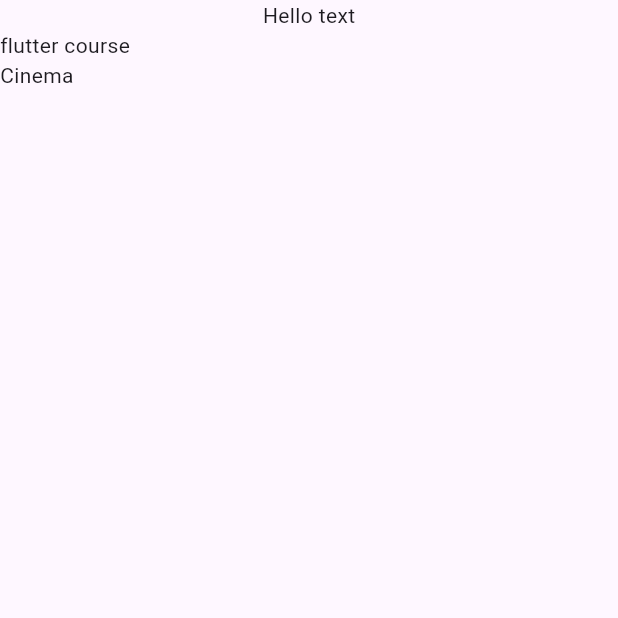
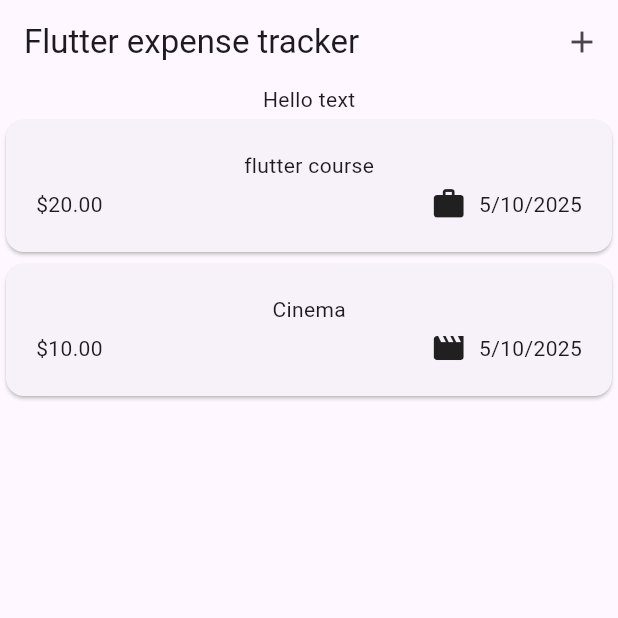
Before and after one commit to NizamUddin07/expense_dairy, a Flutter app: the screen it shows after launch, on a phone screen of 412 x 824 dp, the top half of it. Run offline on Flutter 3.47's test engine with Material 3 defaults, Android fonts, the phone set to English and light mode, and no system bars.

Commit message:
Appbar added with button

```diff
--- a/lib/expense.dart
+++ b/lib/expense.dart
@@ -1,9 +1,19 @@
-import 'package:flutter/cupertino.dart';
+import 'package:flutter/material.dart';
 import 'package:uuid/uuid.dart';
+import 'package:intl/intl.dart';
+
+final formatter = DateFormat.yMd();
 
 const uuid = Uuid();
 
 enum Category{food, travel, leisure, work}
+
+const Map<Category, IconData> categoryIcons = {
+  Category.food: Icons.lunch_dining,
+  Category.travel: Icons.flight,
+  Category.leisure: Icons.movie,
+  Category.work: Icons.work,
+};
 
 class Expense{
 Expense({
@@ -19,4 +29,8 @@ Expense({
   final DateTime date;
   final Category category;
 
+  String get formattedDate{
+    return formatter.format(date);
+  }
+
 }
--- /dev/null
+++ b/lib/expense_item.dart
@@ -0,0 +1,39 @@
+import 'package:expense_tracker/expense.dart';
+import 'package:flutter/material.dart';
+
+class ExpenseItem extends StatelessWidget {
+  const ExpenseItem(this.expense,{super.key});
+
+  final Expense expense;
+
+  @override
+  Widget build(BuildContext context) {
+    return Card(
+      child: Padding(
+        padding: const EdgeInsets.symmetric(
+          horizontal: 20,
+          vertical: 20,
+        ),
+        child: Column(
+          children: [
+            Text(expense.title),
+            SizedBox(height: 4,),
+            Row(
+              children: [
+                Text('\$${expense.amount.toStringAsFixed(2)}'),
+                Spacer(),
+                Row(
+                  children: [
+                    Icon(categoryIcons[expense.category]),
+                    SizedBox(width: 8,),
+                    Text(expense.formattedDate)
+                  ],
+                )
+              ],
+            )
+          ],
+        )
+      ),
+    );
+  }
+}
--- a/lib/expenses.dart
+++ b/lib/expenses.dart
@@ -27,6 +27,14 @@ class _ExpensesState extends State<Expenses> {
   @override
   Widget build(BuildContext context) {
     return Scaffold(
+      appBar: AppBar(
+        title: Text('Flutter expense tracker'),
+        actions: [
+         IconButton(
+             onPressed: (){},
+             icon: Icon(Icons.add))
+        ],
+      ),
       body: Column(
         children: [
           Text("Hello text"),
--- a/lib/expenses_list.dart
+++ b/lib/expenses_list.dart
@@ -1,3 +1,4 @@
+import 'package:expense_tracker/expense_item.dart';
 import 'package:flutter/material.dart';
 import 'expense.dart';
 
@@ -8,6 +9,9 @@ class ExpensesList extends StatelessWidget {
 
   @override
   Widget build(BuildContext context) {
-    return ListView.builder(itemCount: expenses.length, itemBuilder: (context, index)=> Text(expenses[index].title));
+    return ListView.builder(
+      itemCount: expenses.length,
+        itemBuilder:(context, index) => ExpenseItem(expenses[index]),
+    );
   }
 }
--- a/pubspec.yaml
+++ b/pubspec.yaml
@@ -35,6 +35,7 @@ dependencies:
   # Use with the CupertinoIcons class for iOS style icons.
   cupertino_icons: ^1.0.8
   uuid: ^4.5.1
+  intl: ^0.20.2
 
 dev_dependencies:
   flutter_test:
```
Also changed, not shown: pubspec.lock.
